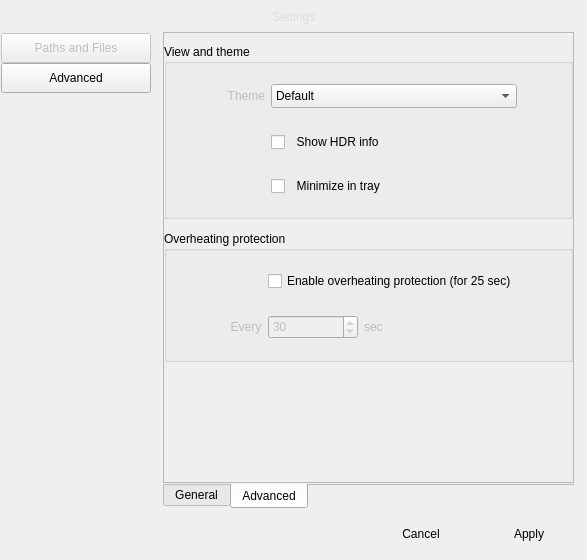
The window that app/settings.ui (CineEncoder/cine-encoder) describes before a commit, drawn with Qt 5.
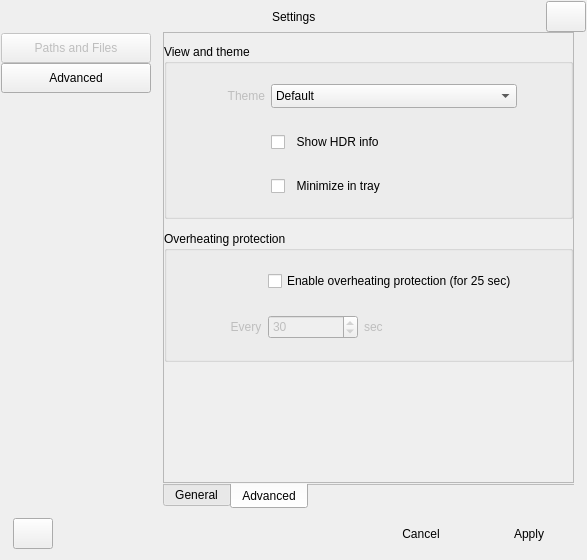
The same window after the commit. The open tabs and pages were chosen to show the change. Icons and pictures are not drawn.

What changed in the file:
```diff
--- a/app/settings.ui
+++ b/app/settings.ui
@@ -1410,18 +1410,6 @@
               <property name="toolTip">
                <string>Close</string>
               </property>
-              <property name="styleSheet">
-               <string notr="true">QPushButton {	
-	border: none;
-	background-color: transparent;
-}
-QPushButton:hover {
-	background-color: rgb(52, 59, 72);
-}
-QPushButton:pressed {	
-	background-color: rgb(85, 170, 255);
-}</string>
-              </property>
               <property name="text">
                <string/>
               </property>
@@ -1439,12 +1427,6 @@
             </item>
             <item row="0" column="2">
              <widget class="QLabel" name="label_title">
-              <property name="styleSheet">
-               <string notr="true">QLabel {	
-	background-color: transparent;
-	color: rgb(220, 220, 220);
-}</string>
-              </property>
               <property name="text">
                <string>Settings</string>
               </property>
@@ -1521,18 +1503,6 @@
                 <property name="toolTip">
                  <string>Reset</string>
                 </property>
-                <property name="styleSheet">
-                 <string notr="true">QPushButton {	
-	border: none;
-	background-color: transparent;
-}
-QPushButton:hover {
-	background-color: rgb(52, 59, 72);
-}
-QPushButton:pressed {	
-	background-color: rgb(85, 170, 255);
-}</string>
-                </property>
                 <property name="text">
                  <string/>
                 </property>
```
Left out of the diff: 27 changed lines with no effect on the pictures.
